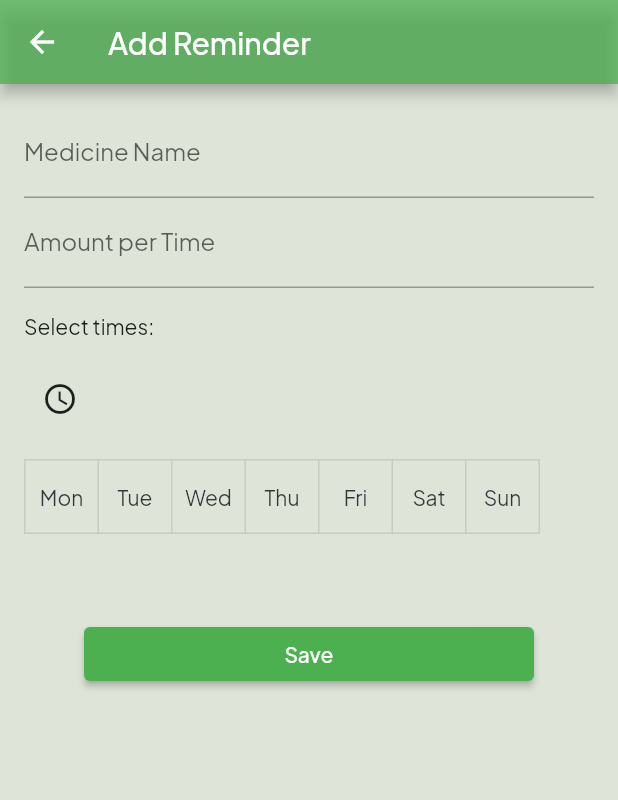
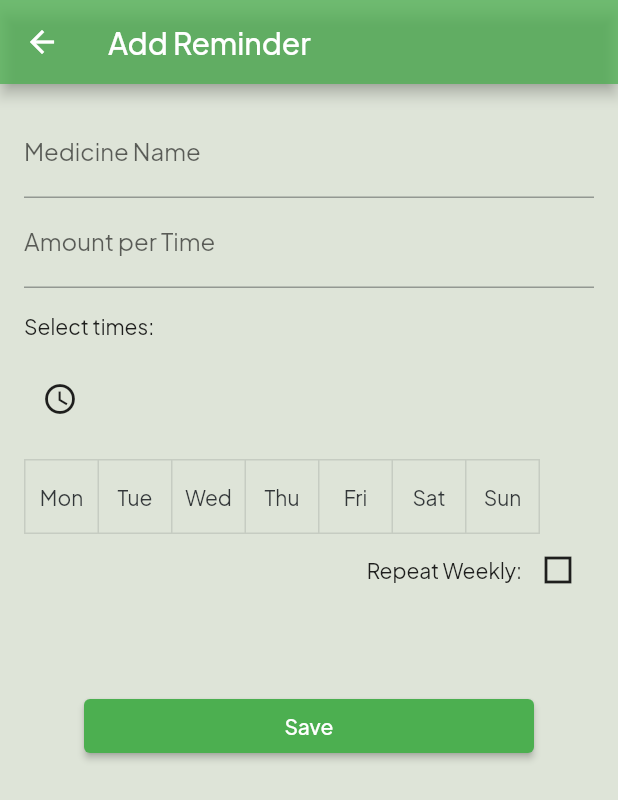
Before and after one commit to Root1-2/Virtual_Aid, a Flutter app: the AddReminder screen opened directly, on a phone screen of 412 x 824 dp. Shown: the top 800 px of the screen. Run offline on Flutter 3.47's test engine with Material 2 defaults, Android fonts, the phone set to English and light mode, and no system bars; our stand-ins replace awesome_dialog, cloud_firestore, firebase_auth, firebase_core, firebase_storage, google_fonts and 3 more; missing offline and left inert: clipboard; accounts and stored records are empty.

Commit message:
Update AddReminder.dart

```diff
--- a/lib/MedicineReminder/AddReminder.dart
+++ b/lib/MedicineReminder/AddReminder.dart
@@ -16,7 +16,7 @@ class _AddReminderState extends State<AddReminder> {
   TimeOfDay? selectedTime;
   final List<String> days = ['Mon', 'Tue', 'Wed', 'Thu', 'Fri', 'Sat', 'Sun'];
 
-  //bool _isWeeklyRepeatOn = false;
+  bool _isWeeklyRepeatOn = false;
 
   final List<bool> _isSelected = List.generate(7, (index) => false);
 
@@ -136,22 +136,22 @@ class _AddReminderState extends State<AddReminder> {
               },
               children: days.map((day) => Text(day)).toList(),
             ),
-            // Row(
-            //   mainAxisAlignment: MainAxisAlignment.end,
-            //   children: [
-            //     const Text('Repeat Weekly:'),
-            //     IconButton(
-            //       icon: _isWeeklyRepeatOn
-            //           ? const Icon(Icons.check_box_rounded)
-            //           : const Icon(Icons.square_outlined),
-            //       onPressed: () {
-            //         setState(() {
-            //           _isWeeklyRepeatOn = !_isWeeklyRepeatOn;
-            //         });
-            //       },
-            //     ),
-            //   ],
-            // ),
+            Row(
+              mainAxisAlignment: MainAxisAlignment.end,
+              children: [
+                const Text('Repeat Weekly:'),
+                IconButton(
+                  icon: _isWeeklyRepeatOn
+                      ? const Icon(Icons.check_box_rounded)
+                      : const Icon(Icons.square_outlined),
+                  onPressed: () {
+                    setState(() {
+                      _isWeeklyRepeatOn = !_isWeeklyRepeatOn;
+                    });
+                  },
+                ),
+              ],
+            ),
             const SizedBox(height: 16),
             Padding(
               padding: const EdgeInsets.all(40.0),
```
